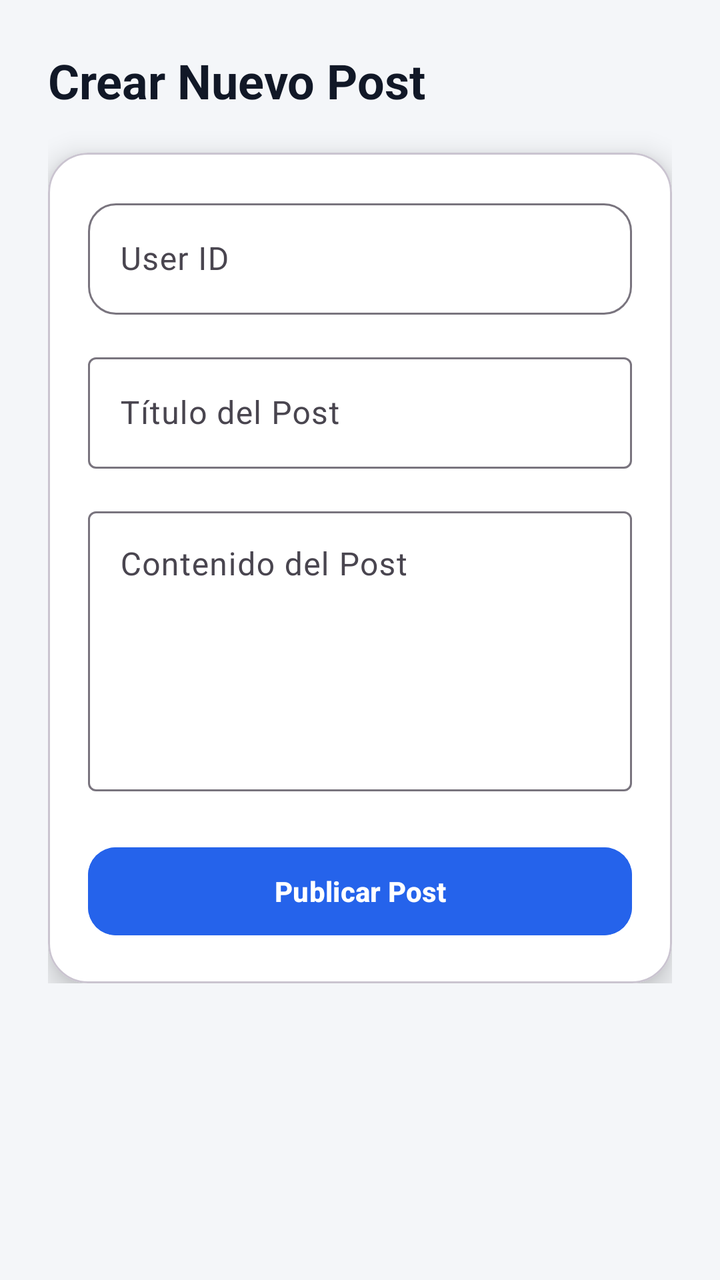
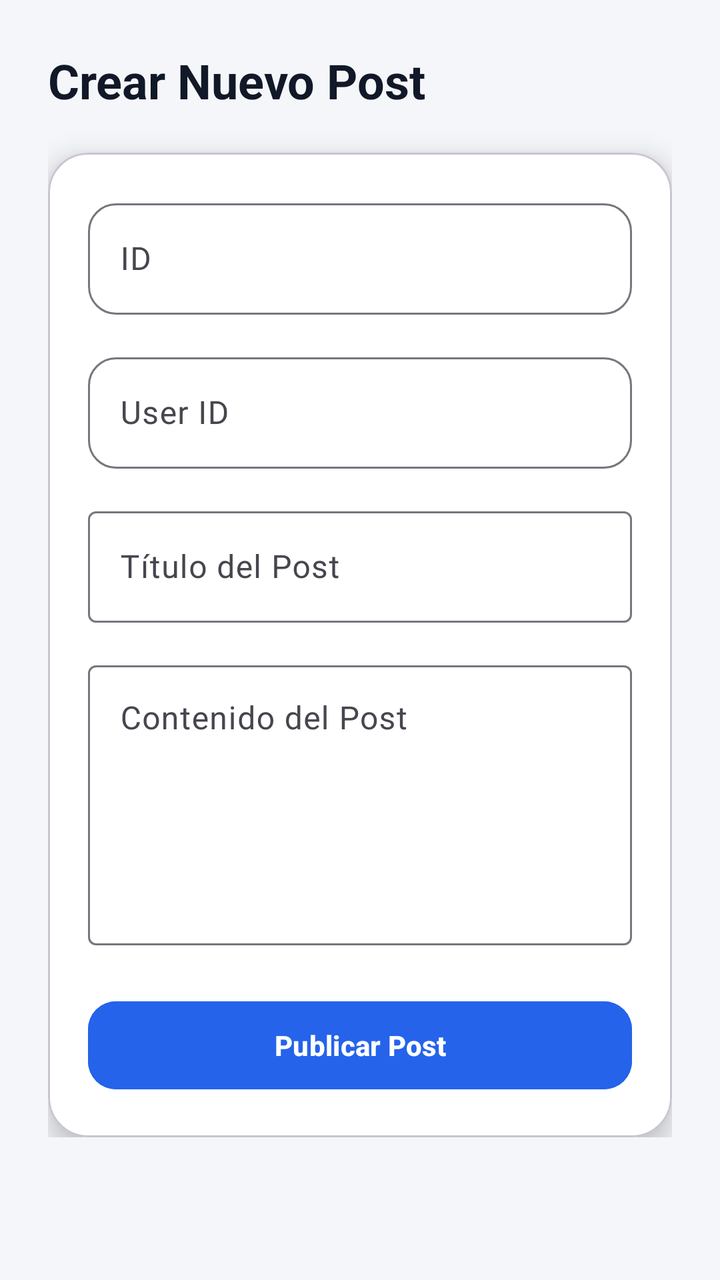

The first picture is an Android layout as it rendered before a commit; the second is the same layout after the commit. The layout source and the unified diff follow.
<!-- AndroidManifest.xml: application theme Theme.MyApplicationMVVM -->
<!-- res/layout/fragment_registro_post.xml -->
<?xml version="1.0" encoding="utf-8"?>
<ScrollView
    xmlns:android="http://schemas.android.com/apk/res/android"
    xmlns:app="http://schemas.android.com/apk/res-auto"
    android:layout_width="match_parent"
    android:layout_height="match_parent"
    android:background="#F4F6F9">

    <LinearLayout
        android:layout_width="match_parent"
        android:layout_height="wrap_content"
        android:orientation="vertical"
        android:padding="24dp">

        
        <TextView
            android:layout_width="match_parent"
            android:layout_height="wrap_content"
            android:text="Crear Nuevo Post"
            android:textSize="24sp"
            android:textStyle="bold"
            android:textColor="#111827"
            android:layout_marginBottom="20dp"/>

        
        <com.google.android.material.card.MaterialCardView
            android:layout_width="match_parent"
            android:layout_height="wrap_content"
            app:cardCornerRadius="20dp"
            app:cardElevation="8dp"
            android:backgroundTint="@android:color/white">

            <LinearLayout
                android:layout_width="match_parent"
                android:layout_height="wrap_content"
                android:orientation="vertical"
                android:padding="20dp">

                
                <com.google.android.material.textfield.TextInputLayout
                    android:layout_width="match_parent"
                    android:layout_height="wrap_content"
                    android:layout_marginBottom="16dp"
                    app:boxCornerRadiusTopStart="14dp"
                    app:boxCornerRadiusTopEnd="14dp"
                    app:boxCornerRadiusBottomStart="14dp"
                    app:boxCornerRadiusBottomEnd="14dp">

                    <com.google.android.material.textfield.TextInputEditText
                        android:id="@+id/etUserId"
                        android:layout_width="match_parent"
                        android:layout_height="wrap_content"
                        android:hint="User ID"
                        android:inputType="number"/>
                </com.google.android.material.textfield.TextInputLayout>

                
                <com.google.android.material.textfield.TextInputLayout
                    android:layout_width="match_parent"
                    android:layout_height="wrap_content"
                    android:layout_marginBottom="16dp">

                    <com.google.android.material.textfield.TextInputEditText
                        android:id="@+id/etTitle"
                        android:layout_width="match_parent"
                        android:layout_height="wrap_content"
                        android:hint="Título del Post"/>
                </com.google.android.material.textfield.TextInputLayout>

                
                <com.google.android.material.textfield.TextInputLayout
                    android:layout_width="match_parent"
                    android:layout_height="wrap_content"
                    android:layout_marginBottom="24dp">

                    <com.google.android.material.textfield.TextInputEditText
                        android:id="@+id/etBody"
                        android:layout_width="match_parent"
                        android:layout_height="140dp"
                        android:hint="Contenido del Post"
                        android:gravity="top"
                        android:inputType="textMultiLine"/>
                </com.google.android.material.textfield.TextInputLayout>

                
                <com.google.android.material.button.MaterialButton
                    android:id="@+id/btnGuardar"
                    android:layout_width="match_parent"
                    android:layout_height="52dp"
                    android:text="Publicar Post"
                    android:textColor="@android:color/white"
                    android:textStyle="bold"
                    android:backgroundTint="#2563EB"
                    app:cornerRadius="14dp"/>

            </LinearLayout>

        </com.google.android.material.card.MaterialCardView>

    </LinearLayout>

</ScrollView>
<!-- resources referenced by this layout -->
<resources>
  <style name="Theme.MyApplicationMVVM" parent="Base.Theme.MyApplicationMVVM" />
  <style name="Base.Theme.MyApplicationMVVM" parent="Theme.Material3.DayNight.NoActionBar">
          
          
      </style>
</resources>

<!-- the commit's change to res/layout/fragment_registro_post.xml (unified diff, before → after) -->
@@ -36,6 +36,23 @@
                 android:orientation="vertical"
                 android:padding="20dp">
 
+                
+                <com.google.android.material.textfield.TextInputLayout
+                    android:layout_width="match_parent"
+                    android:layout_height="wrap_content"
+                    android:layout_marginBottom="16dp"
+                    app:boxCornerRadiusTopStart="14dp"
+                    app:boxCornerRadiusTopEnd="14dp"
+                    app:boxCornerRadiusBottomStart="14dp"
+                    app:boxCornerRadiusBottomEnd="14dp">
+
+                    <com.google.android.material.textfield.TextInputEditText
+                        android:id="@+id/etId"
+                        android:layout_width="match_parent"
+                        android:layout_height="wrap_content"
+                        android:hint="ID"
+                        android:inputType="number"/>
+                </com.google.android.material.textfield.TextInputLayout>
                 
                 <com.google.android.material.textfield.TextInputLayout
                     android:layout_width="match_parent"
